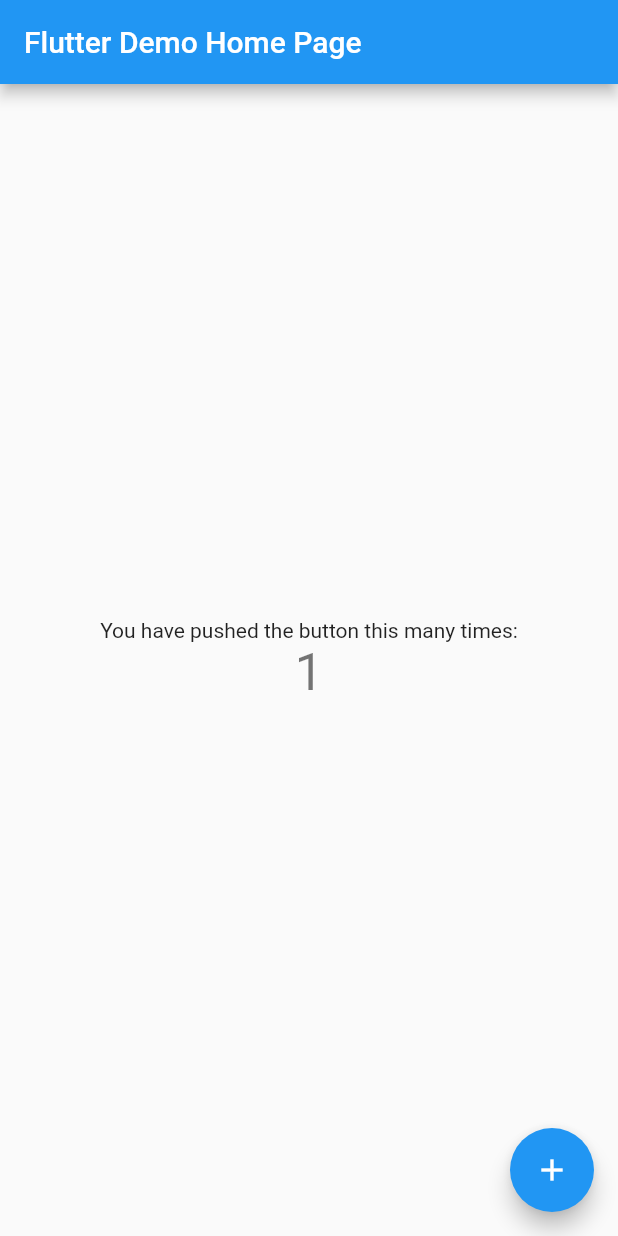
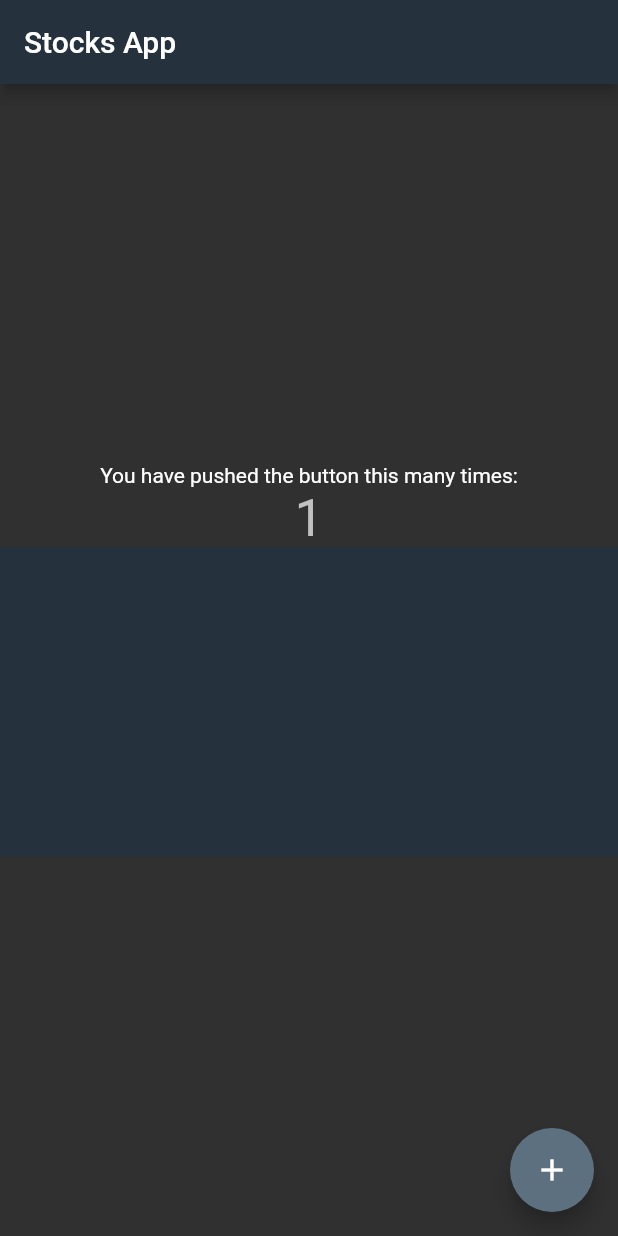
Before and after one commit to nimec77/flutter_candlestick, a Flutter app: the screen it shows after launch, after a tap on the "add" icon, on a phone screen of 412 x 824 dp. Run offline on Flutter 3.47's test engine with Material 2 defaults, Android fonts, the phone set to English and light mode, and no system bars; our stand-ins replace sizer.

```diff
--- /dev/null
+++ b/lib/candlestick_chart/presentation/constants.dart
@@ -0,0 +1 @@
+const String kAppTitle = 'Stocks App';
--- /dev/null
+++ b/lib/candlestick_chart/presentation/themes/app_theme.dart
@@ -0,0 +1,26 @@
+import 'package:flutter/material.dart';
+import 'package:flutter/services.dart';
+
+const kDarkBackgroundColor = Color(0xFF25313C);
+const kDarkPrimaryColor = Color(0xFF25313C);
+const kDarkAccentColor = Color(0xFF5C7080);
+// const kDarkAccentColor = Color(0xFFD8E1E8);
+
+final kDarkTheme = ThemeData(
+  brightness: Brightness.dark,
+  primaryColor: kDarkPrimaryColor,
+  accentColor: kDarkAccentColor,
+  backgroundColor: kDarkBackgroundColor,
+  visualDensity: VisualDensity.adaptivePlatformDensity,
+);
+
+void setStatusBarAndNavigationBarColors(ThemeMode themeMode) {
+  SystemChrome.setSystemUIOverlayStyle(const SystemUiOverlayStyle(
+    statusBarColor: Colors.transparent,
+    statusBarIconBrightness: Brightness.dark,
+    statusBarBrightness: Brightness.dark,
+    systemNavigationBarIconBrightness: Brightness.dark,
+    systemNavigationBarColor: kDarkBackgroundColor,
+    systemNavigationBarDividerColor: Colors.transparent,
+  ));
+}
--- a/lib/main.dart
+++ b/lib/main.dart
@@ -1,104 +1,68 @@
 import 'package:flutter/material.dart';
+import 'package:flutter_candlestick/candlestick_chart/presentation/constants.dart';
+import 'package:flutter_candlestick/candlestick_chart/presentation/themes/app_theme.dart';
+import 'package:sizer/sizer_util.dart';
+import 'package:sizer/sizer.dart';
 
-void main() {
-  runApp(MyApp());
+Future<void> main() async {
+  WidgetsFlutterBinding.ensureInitialized();
+  runApp(App());
 }
 
-class MyApp extends StatelessWidget {
-  // This widget is the root of your application.
+class App extends StatelessWidget {
   @override
   Widget build(BuildContext context) {
-    return MaterialApp(
-      title: 'Flutter Demo',
-      theme: ThemeData(
-        // This is the theme of your application.
-        //
-        // Try running your application with "flutter run". You'll see the
-        // application has a blue toolbar. Then, without quitting the app, try
-        // changing the primarySwatch below to Colors.green and then invoke
-        // "hot reload" (press "r" in the console where you ran "flutter run",
-        // or simply save your changes to "hot reload" in a Flutter IDE).
-        // Notice that the counter didn't reset back to zero; the application
-        // is not restarted.
-        primarySwatch: Colors.blue,
+    return LayoutBuilder(
+      builder: (context, constraints) => OrientationBuilder(
+        builder: (context, orientation) {
+          SizerUtil().init(constraints, orientation);
+          return MaterialApp(
+            title: kAppTitle,
+            theme: kDarkTheme,
+            home: const StocksApp(),
+          );
+        },
       ),
-      home: MyHomePage(title: 'Flutter Demo Home Page'),
     );
   }
 }
 
-class MyHomePage extends StatefulWidget {
-  MyHomePage({Key key, this.title}) : super(key: key);
-
-  // This widget is the home page of your application. It is stateful, meaning
-  // that it has a State object (defined below) that contains fields that affect
-  // how it looks.
-
-  // This class is the configuration for the state. It holds the values (in this
-  // case the title) provided by the parent (in this case the App widget) and
-  // used by the build method of the State. Fields in a Widget subclass are
-  // always marked "final".
-
-  final String title;
+class StocksApp extends StatefulWidget {
+  const StocksApp({Key? key}) : super(key: key);
 
   @override
-  _MyHomePageState createState() => _MyHomePageState();
+  _StocksAppState createState() => _StocksAppState();
 }
 
-class _MyHomePageState extends State<MyHomePage> {
+class _StocksAppState extends State<StocksApp> {
   int _counter = 0;
 
   void _incrementCounter() {
     setState(() {
-      // This call to setState tells the Flutter framework that something has
-      // changed in this State, which causes it to rerun the build method below
-      // so that the display can reflect the updated values. If we changed
-      // _counter without calling setState(), then the build method would not be
-      // called again, and so nothing would appear to happen.
       _counter++;
     });
   }
 
   @override
   Widget build(BuildContext context) {
-    // This method is rerun every time setState is called, for instance as done
-    // by the _incrementCounter method above.
-    //
-    // The Flutter framework has been optimized to make rerunning build methods
-    // fast, so that you can just rebuild anything that needs updating rather
-    // than having to individually change instances of widgets.
     return Scaffold(
       appBar: AppBar(
-        // Here we take the value from the MyHomePage object that was created by
-        // the App.build method, and use it to set our appbar title.
-        title: Text(widget.title),
+        title: const Text('Stocks App'),
       ),
       body: Center(
-        // Center is a layout widget. It takes a single child and positions it
-        // in the middle of the parent.
         child: Column(
-          // Column is also a layout widget. It takes a list of children and
-          // arranges them vertically. By default, it sizes itself to fit its
-          // children horizontally, and tries to be as tall as its parent.
-          //
-          // Invoke "debug painting" (press "p" in the console, choose the
-          // "Toggle Debug Paint" action from the Flutter Inspector in Android
-          // Studio, or the "Toggle Debug Paint" command in Visual Studio Code)
-          // to see the wireframe for each widget.
-          //
-          // Column has various properties to control how it sizes itself and
-          // how it positions its children. Here we use mainAxisAlignment to
-          // center the children vertically; the main axis here is the vertical
-          // axis because Columns are vertical (the cross axis would be
-          // horizontal).
           mainAxisAlignment: MainAxisAlignment.center,
-          children: <Widget>[
-            Text(
+          children: [
+            const Text(
               'You have pushed the button this many times:',
             ),
             Text(
               '$_counter',
               style: Theme.of(context).textTheme.headline4,
+            ),
+            Container(
+              color: Theme.of(context).backgroundColor,
+              height: 25.0.h,
             ),
           ],
         ),
@@ -106,8 +70,8 @@ class _MyHomePageState extends State<MyHomePage> {
       floatingActionButton: FloatingActionButton(
         onPressed: _incrementCounter,
         tooltip: 'Increment',
-        child: Icon(Icons.add),
-      ), // This trailing comma makes auto-formatting nicer for build methods.
+        child: const Icon(Icons.add),
+      ),
     );
   }
 }
--- a/pubspec.yaml
+++ b/pubspec.yaml
@@ -18,7 +18,7 @@ publish_to: 'none' # Remove this line if you wish to publish to pub.dev
 version: 1.0.0+1
 
 environment:
-  sdk: ">=2.7.0 <3.0.0"
+  sdk: '>=2.12.0 <3.0.0'
 
 dependencies:
   flutter:
@@ -28,6 +28,10 @@ dependencies:
   # The following adds the Cupertino Icons font to your application.
   # Use with the CupertinoIcons class for iOS style icons.
   cupertino_icons: ^1.0.2
+
+  lint: ^1.5.3
+  sizer:
+    git: https://github.com/nimec77/Sizer
 
 dev_dependencies:
   flutter_test:
```
Also changed, not shown: analysis_options.yaml (added, +10 -0 lines), lib/candlestick_chart/presentation/stocks_background/stocks_background.dart (added), pubspec.lock, 1 other file.
